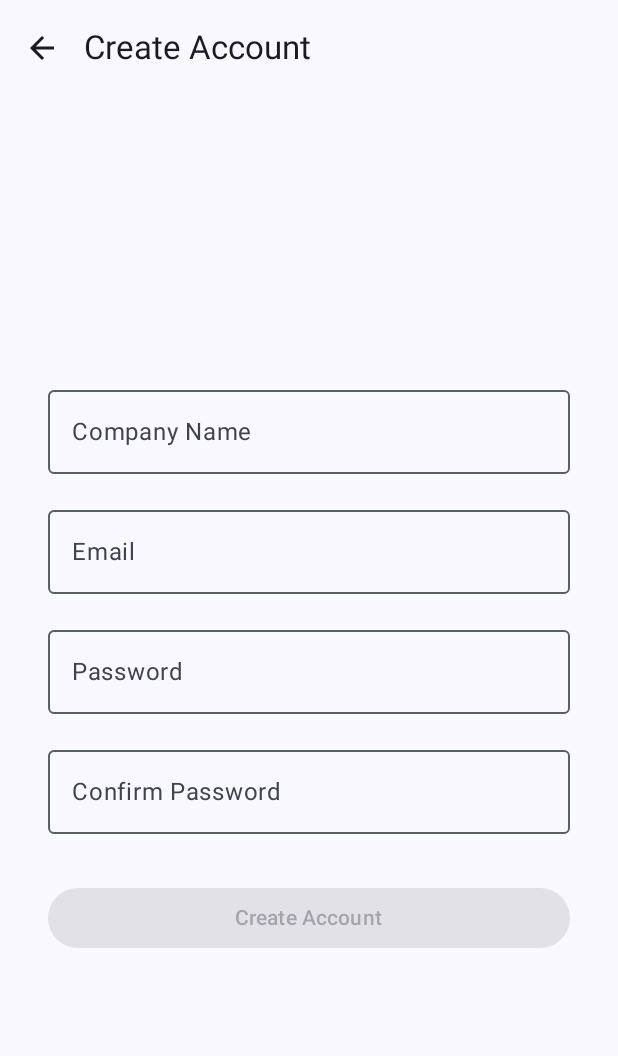
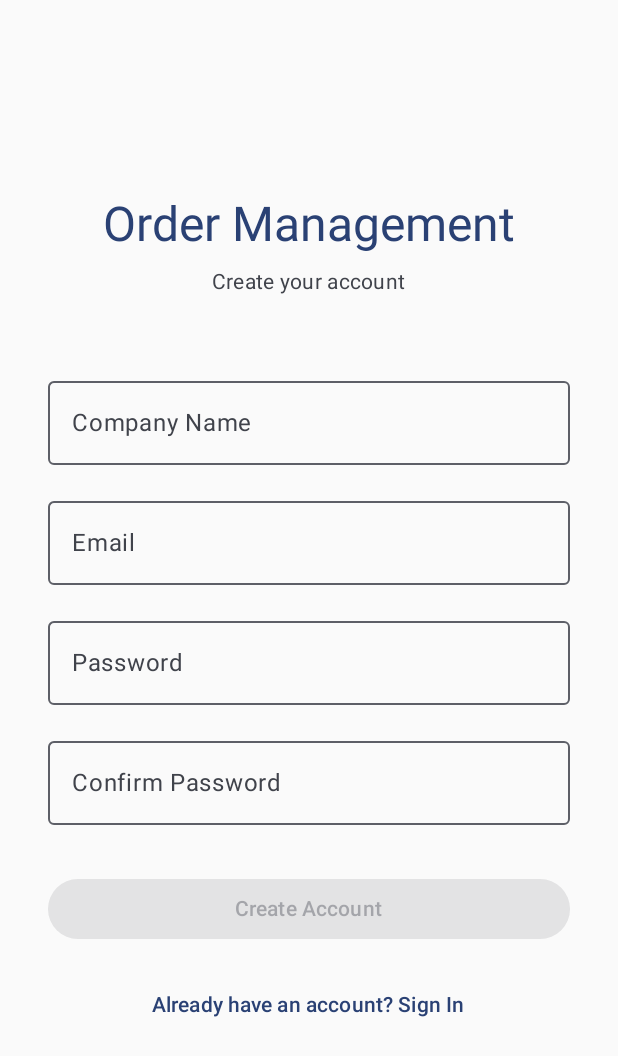
Before and after one commit to Ayoubzaanouni/android-order-management, an Android app built with Jetpack Compose: the screen it shows after launch (MainActivity), after a tap on "Don't have an account? Sign Up", on a phone screen of 412 x 824 dp. Shown: the top 1056 px of the screen. Run offline under Robolectric (Android 15) with nearby library versions, the phone set to English and light mode, and no system bars; our stand-ins replace Room's generated code, navigation suite.

Commit message:
change colors to be more visible

```diff
--- a/app/src/main/java/com/example/projet_android/ui/screens/LoginScreen.kt
+++ b/app/src/main/java/com/example/projet_android/ui/screens/LoginScreen.kt
@@ -23,6 +23,7 @@ import androidx.compose.runtime.remember
 import androidx.compose.runtime.setValue
 import androidx.compose.ui.Alignment
 import androidx.compose.ui.Modifier
+import androidx.compose.ui.graphics.Color
 import androidx.compose.ui.text.input.KeyboardType
 import androidx.compose.ui.text.input.PasswordVisualTransformation
 import androidx.compose.ui.unit.dp
@@ -65,6 +66,9 @@ fun LoginScreen(
                 errorMessage = null
             },
             label = { Text("Email") },
+            textStyle = MaterialTheme.typography.bodyLarge.copy(
+                color = Color.Black
+            ),
             keyboardOptions = KeyboardOptions(keyboardType = KeyboardType.Email),
             singleLine = true,
             modifier = Modifier.fillMaxWidth()
@@ -77,6 +81,9 @@ fun LoginScreen(
                 errorMessage = null
             },
             label = { Text("Password") },
+            textStyle = MaterialTheme.typography.bodyLarge.copy(
+                color = Color.Black
+            ),
             visualTransformation = PasswordVisualTransformation(),
             keyboardOptions = KeyboardOptions(keyboardType = KeyboardType.Password),
             singleLine = true,
--- a/app/src/main/java/com/example/projet_android/ui/screens/SignUpScreen.kt
+++ b/app/src/main/java/com/example/projet_android/ui/screens/SignUpScreen.kt
@@ -1,18 +1,33 @@
 package com.example.projet_android.ui.screens
 
-import androidx.compose.foundation.layout.*
+import androidx.compose.foundation.layout.Arrangement
+import androidx.compose.foundation.layout.Column
+import androidx.compose.foundation.layout.Spacer
+import androidx.compose.foundation.layout.fillMaxSize
+import androidx.compose.foundation.layout.fillMaxWidth
+import androidx.compose.foundation.layout.height
+import androidx.compose.foundation.layout.padding
+import androidx.compose.foundation.layout.size
 import androidx.compose.foundation.text.KeyboardOptions
-import androidx.compose.material.icons.Icons
-import androidx.compose.material.icons.automirrored.filled.ArrowBack
-import androidx.compose.material3.*
-import androidx.compose.runtime.*
+import androidx.compose.material3.Button
+import androidx.compose.material3.CircularProgressIndicator
+import androidx.compose.material3.MaterialTheme
+import androidx.compose.material3.OutlinedTextField
+import androidx.compose.material3.Text
+import androidx.compose.material3.TextButton
+import androidx.compose.runtime.Composable
+import androidx.compose.runtime.LaunchedEffect
+import androidx.compose.runtime.getValue
+import androidx.compose.runtime.mutableStateOf
+import androidx.compose.runtime.remember
+import androidx.compose.runtime.setValue
 import androidx.compose.ui.Alignment
 import androidx.compose.ui.Modifier
+import androidx.compose.ui.graphics.Color
 import androidx.compose.ui.text.input.KeyboardType
 import androidx.compose.ui.text.input.PasswordVisualTransformation
 import androidx.compose.ui.unit.dp
 
-@OptIn(ExperimentalMaterial3Api::class)
 @Composable
 fun SignUpScreen(
     onSignUpSuccess: () -> Unit,
@@ -25,23 +40,27 @@ fun SignUpScreen(
     var confirmPassword by remember { mutableStateOf("") }
     var isLoading by remember { mutableStateOf(false) }
     var errorMessage by remember { mutableStateOf<String?>(null) }
-    Scaffold(
-        topBar = {
-            TopAppBar(
-                title = { Text("Create Account") },
-                navigationIcon = {
-                    IconButton(onClick = onNavigateBack) {
-                        Icon(Icons.AutoMirrored.Filled.ArrowBack, contentDescription = "Back")
-                    }
-                }
-            )
-        }
-    ) { padding ->
+
     Column(
-            modifier = Modifier.fillMaxSize().padding(padding).padding(horizontal = 32.dp),
+        modifier = Modifier
+            .fillMaxSize()
+            .padding(32.dp),
         horizontalAlignment = Alignment.CenterHorizontally,
         verticalArrangement = Arrangement.Center
     ) {
+        Text(
+            text = "Order Management",
+            style = MaterialTheme.typography.headlineLarge,
+            color = MaterialTheme.colorScheme.primary
+        )
+        Spacer(modifier = Modifier.height(8.dp))
+        Text(
+            text = "Create your account",
+            style = MaterialTheme.typography.bodyMedium,
+            color = MaterialTheme.colorScheme.onSurfaceVariant
+        )
+
+        Spacer(modifier = Modifier.height(48.dp))
         OutlinedTextField(
             value = name,
             onValueChange = {
@@ -49,10 +68,12 @@ fun SignUpScreen(
                 errorMessage = null
             },
             label = { Text("Company Name") },
+            textStyle = MaterialTheme.typography.bodyLarge.copy(
+                color = Color.Black
+            ),
             singleLine = true,
             modifier = Modifier.fillMaxWidth()
         )
-
         Spacer(modifier = Modifier.height(16.dp))
         OutlinedTextField(
             value = email,
@@ -61,6 +82,9 @@ fun SignUpScreen(
                 errorMessage = null
             },
             label = { Text("Email") },
+            textStyle = MaterialTheme.typography.bodyLarge.copy(
+                color = Color.Black
+            ),
             keyboardOptions = KeyboardOptions(keyboardType = KeyboardType.Email),
             singleLine = true,
             modifier = Modifier.fillMaxWidth()
@@ -73,13 +97,15 @@ fun SignUpScreen(
                 errorMessage = null
             },
             label = { Text("Password") },
+            textStyle = MaterialTheme.typography.bodyLarge.copy(
+                color = Color.Black
+            ),
             visualTransformation = PasswordVisualTransformation(),
             keyboardOptions = KeyboardOptions(keyboardType = KeyboardType.Password),
             singleLine = true,
             modifier = Modifier.fillMaxWidth()
         )
         Spacer(modifier = Modifier.height(16.dp))
-
         OutlinedTextField(
             value = confirmPassword,
             onValueChange = {
@@ -87,6 +113,9 @@ fun SignUpScreen(
                 errorMessage = null
             },
             label = { Text("Confirm Password") },
+            textStyle = MaterialTheme.typography.bodyLarge.copy(
+                color = Color.Black
+            ),
             visualTransformation = PasswordVisualTransformation(),
             keyboardOptions = KeyboardOptions(keyboardType = KeyboardType.Password),
             singleLine = true,
@@ -121,8 +150,12 @@ fun SignUpScreen(
                 Text("Create Account")
             }
         }
+        Spacer(modifier = Modifier.height(16.dp))
+        TextButton(onClick = onNavigateBack) {
+            Text("Already have an account? Sign In")
         }
     }
+
     LaunchedEffect(isLoading) {
         if (isLoading) {
             val success = onSignUp(name, email, password)
```
Lines whose indentation alone changed are shown as unchanged.
